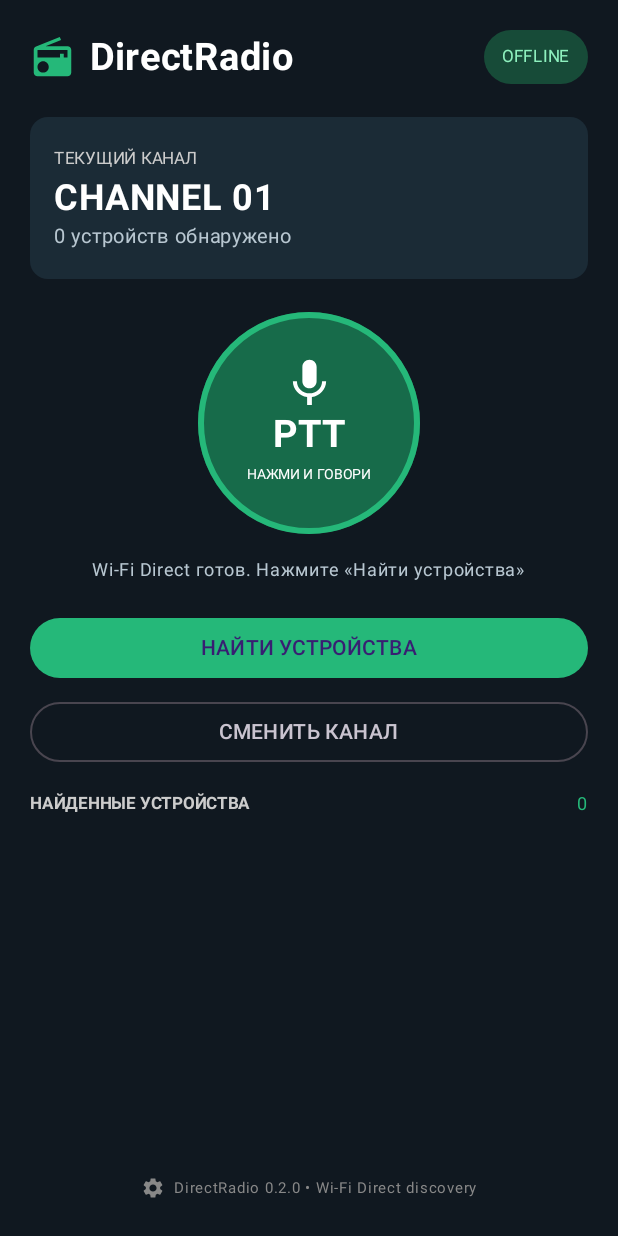
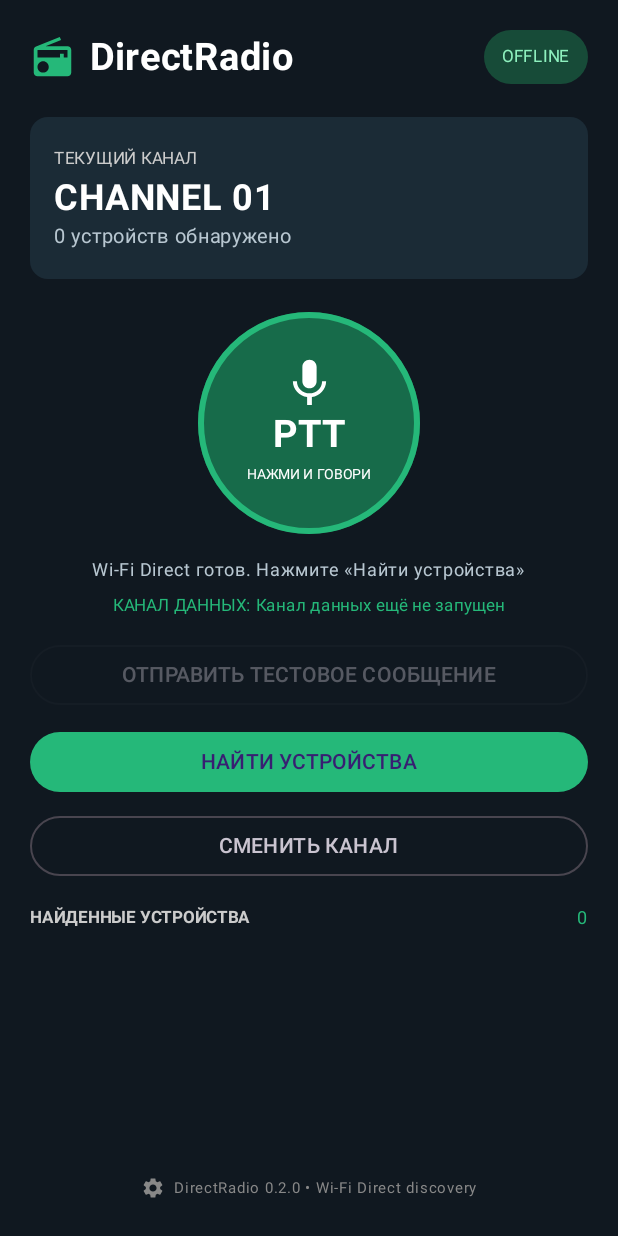
Before and after one commit to alahabar388-spec/DirectRadio, an Android app built with Jetpack Compose: the screen it shows after launch (MainActivity), on a phone screen of 412 x 824 dp. Run offline under Robolectric (Android 15) with nearby library versions, the phone set to English and light mode, and no system bars.

Commit message:
Connect TCP data transport to Wi-Fi Direct state

```diff
--- a/app/src/main/java/com/directradio/app/MainActivity.kt
+++ b/app/src/main/java/com/directradio/app/MainActivity.kt
@@ -34,7 +34,9 @@ private val Green = Color(0xFF25B879)
 
 class MainActivity : ComponentActivity() {
     private var p2pState by mutableStateOf(P2pUiState())
+    private var transportStatus by mutableStateOf("Канал данных ещё не запущен")
     private lateinit var p2p: P2pController
+    private lateinit var transport: TcpMessageTransport
 
     private val permissionLauncher = registerForActivityResult(ActivityResultContracts.RequestMultiplePermissions()) { result ->
         if (result.values.all { it }) p2p.discover()
@@ -43,13 +45,25 @@ class MainActivity : ComponentActivity() {
 
     override fun onCreate(savedInstanceState: Bundle?) {
         super.onCreate(savedInstanceState)
-        p2p = P2pController(this) { p2pState = it }
+        transport = TcpMessageTransport { message ->
+            runOnUiThread { transportStatus = message }
+        }
+        p2p = P2pController(this) { newState ->
+            p2pState = newState
+            if (newState.connected) {
+                transport.start(newState.groupOwner, newState.groupOwnerAddress)
+            } else {
+                transport.stop()
+            }
+        }
         p2p.start()
         setContent {
             DirectRadioApp(
                 state = p2pState,
                 onDiscover = { discoverWithPermission() },
-                onConnect = { p2p.connect(it) }
+                onConnect = { p2p.connect(it) },
+                dataStatus = transportStatus,
+                onTestData = { transport.sendTestMessage() }
             )
         }
     }
@@ -65,12 +79,19 @@ class MainActivity : ComponentActivity() {
 
     override fun onDestroy() {
         p2p.stop()
+        transport.stop()
         super.onDestroy()
     }
 }
 
 @Composable
-private fun DirectRadioApp(state: P2pUiState, onDiscover: () -> Unit, onConnect: (WifiP2pDevice) -> Unit) {
+private fun DirectRadioApp(
+    state: P2pUiState,
+    onDiscover: () -> Unit,
+    onConnect: (WifiP2pDevice) -> Unit,
+    dataStatus: String,
+    onTestData: () -> Unit
+) {
     var channel by remember { mutableStateOf("CHANNEL 01") }
     var isPtt by remember { mutableStateOf(false) }
     MaterialTheme(colorScheme = darkColorScheme(primary = Green, background = Navy, surface = Panel)) {
@@ -107,7 +128,14 @@ private fun DirectRadioApp(state: P2pUiState, onDiscover: () -> Unit, onConnect:
                 }
                 Spacer(Modifier.height(12.dp))
                 Text(state.status, color = Color(0xFFB8C7D1), fontSize = 12.sp)
-                Spacer(Modifier.height(16.dp))
+                Text("КАНАЛ ДАННЫХ: $dataStatus", color = Green, fontSize = 11.sp)
+                Spacer(Modifier.height(10.dp))
+                OutlinedButton(
+                    onClick = onTestData,
+                    enabled = state.connected,
+                    modifier = Modifier.fillMaxWidth()
+                ) { Text("ОТПРАВИТЬ ТЕСТОВОЕ СООБЩЕНИЕ") }
+                Spacer(Modifier.height(10.dp))
                 Button(onClick = onDiscover, modifier = Modifier.fillMaxWidth()) { Text("НАЙТИ УСТРОЙСТВА") }
                 Spacer(Modifier.height(8.dp))
                 OutlinedButton(onClick = { channel = if (channel == "CHANNEL 01") "CHANNEL 02" else "CHANNEL 01" }, modifier = Modifier.fillMaxWidth()) { Text("СМЕНИТЬ КАНАЛ") }
```
